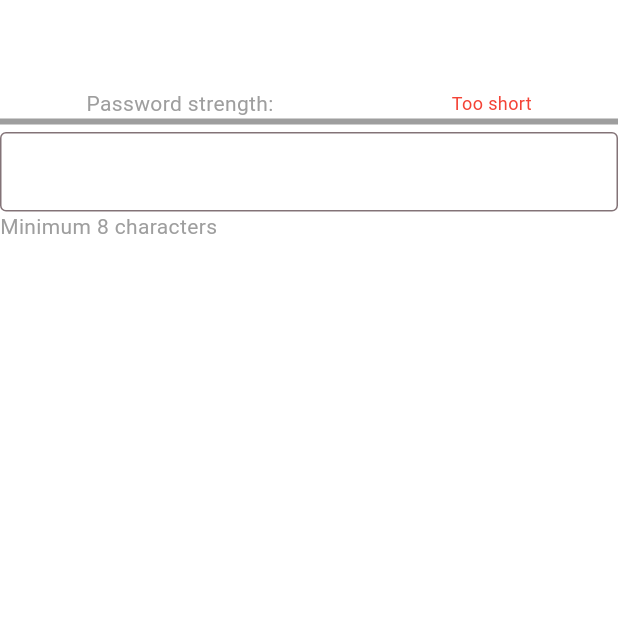
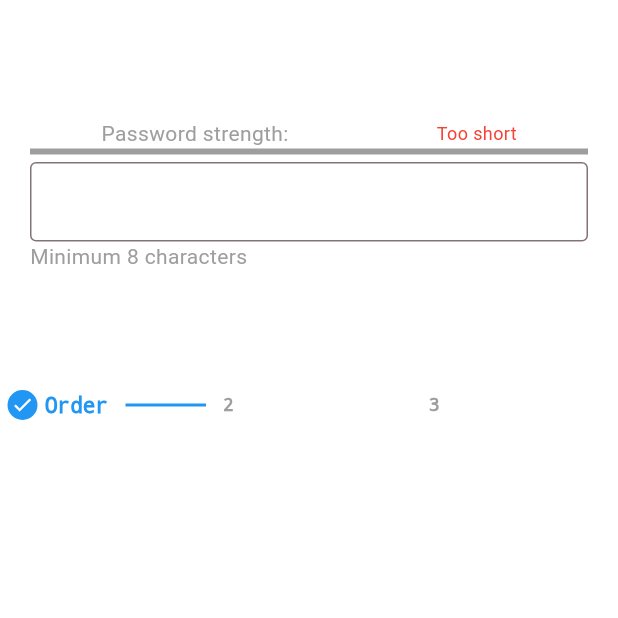
Before and after one commit to Aiveriwhair/TDDC73, a Flutter app: the screen it shows after launch, on a phone screen of 412 x 824 dp, the top half of it. Run offline on Flutter 3.47's test engine with Material 3 defaults, Android fonts, the phone set to English and light mode, and no system bars.

Commit message:
Updated main

```diff
--- a/project/lib/main.dart
+++ b/project/lib/main.dart
@@ -1,5 +1,7 @@
 import 'package:flutter/material.dart';
 import 'package:loading_bar_widget/widgets/pass_strenght_meter_widget.dart';
+import 'package:loading_bar_widget/widgets/progress_bar_widget.dart';
+import 'package:loading_bar_widget/widgets/stepper_widget.dart';
 
 void main() {
   runApp(const AppTest());
@@ -13,7 +15,6 @@ class AppTest extends StatefulWidget {
 }
 
 class AppTestState extends State<AppTest> {
-  int currentValue = 20;
   @override
   Widget build(BuildContext context) {
     return MaterialApp(
@@ -34,23 +35,18 @@ class AppTestState extends State<AppTest> {
                         fontSize: 20,
                         color: Colors.white,
                         decoration: TextDecoration.none))),
-            Expanded(child: PasswordStrMeterWidget()),
+            Padding(
+                padding: const EdgeInsets.all(20),
+                child: PasswordStrMeterWidget()),
+            const Padding(
+                padding: EdgeInsets.all(18.0),
+                child: Text("Steps lefts",
+                    style: TextStyle(
+                        fontSize: 20,
+                        color: Colors.white,
+                        decoration: TextDecoration.none))),
+            StepperWidget(steps: ["Order", "Sent", "Arrived"], currentStep: 1)
           ],
-        ))
-        // const Text("PROGRESS BAR"),
-        // ProgressBarWidget(
-        //   progressDirection: ProgressDirection.rightToLeft,
-        //     maxValue: 100,
-        //   barHeight: 20,
-        //   currentValue: currentValue,
-        // ),
-        // ElevatedButton(onPressed: (){
-        //   setState(() {
-        //     currentValue+=10;
-        //   });
-        // }, child: Text("Incr moi wesh")),
-        // const Text("Steps left"),
-        // StepsLeftWidget(steps: const ["Order placed", "In review", "Approval", "End"], currentStep: 3)
-        );
+        )));
   }
 }
```
